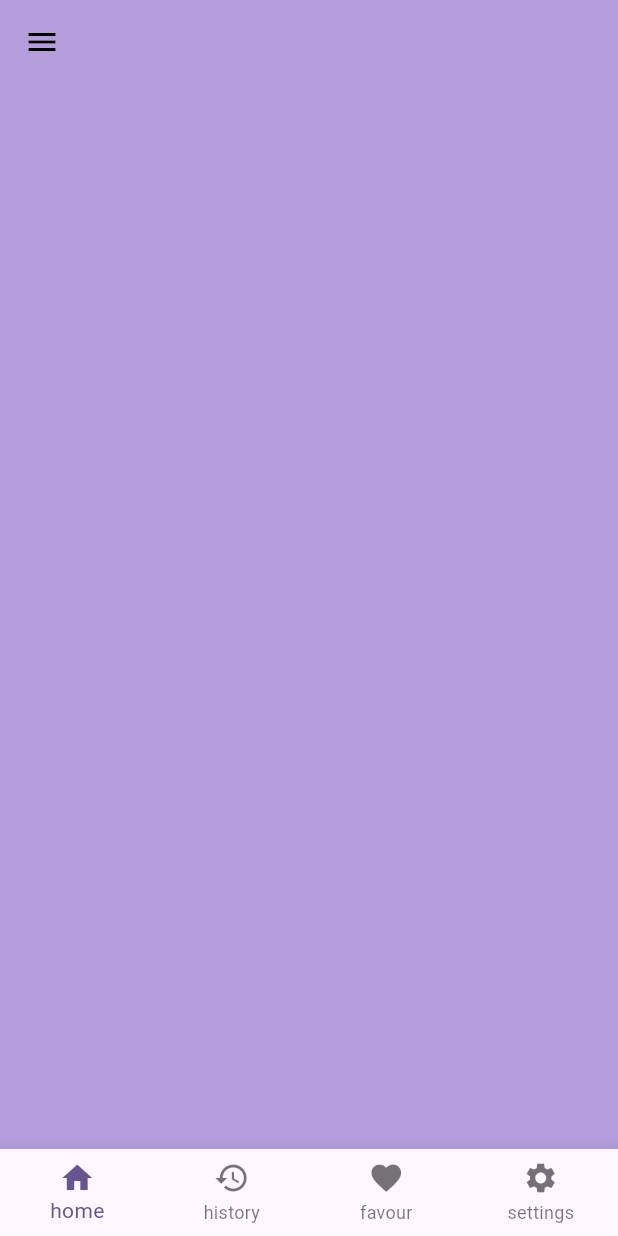
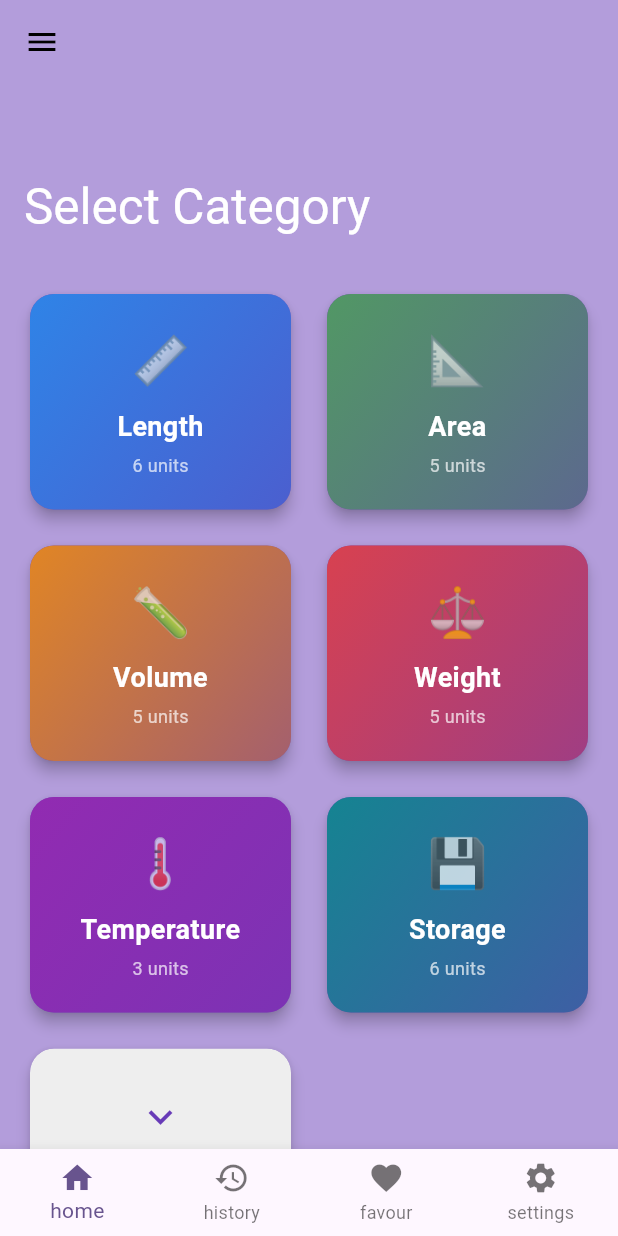
Before and after one commit to Jminchannel/convert_ease, a Flutter app: the screen it shows after launch, on a phone screen of 412 x 824 dp. Run offline on Flutter 3.47's test engine with Material 3 defaults, Android fonts, the phone set to English and light mode, and no system bars; our stand-ins replace package_info_plus.

Commit message:
第二个版本

```diff
--- /dev/null
+++ b/lib/models/category_model.dart
@@ -0,0 +1,97 @@
+import 'dart:ui';
+
+import 'package:flutter/material.dart';
+
+class Category {
+  final String name;
+  final String icon;
+  final List<String> units;
+  final Color color;
+
+  Category({
+    required this.name,
+    required this.icon,
+    required this.units,
+    required this.color,
+  });
+}
+List<Category> categories = [
+  Category(
+    name: 'Length',
+    icon: '📏',
+    units: ['Meters', 'Feet', 'Inches', 'Centimeters', 'Yards', 'Miles'],
+    color: Colors.blue,
+  ),
+  Category(
+    name: 'Area',
+    icon: '📐',
+    units: ['Square Meters', 'Square Feet', 'Square Inches', 'Acres', 'Hectares'],
+    color: Colors.green,
+  ),
+  Category(
+    name: 'Volume',
+    icon: '🧪',
+    units: ['Liters', 'Gallons', 'Milliliters', 'Cubic Meters', 'Cubic Feet'],
+    color: Colors.orange,
+  ),
+  Category(
+    name: 'Weight',
+    icon: '⚖️',
+    units: ['Kg', 'Pounds', 'Ounces', 'Grams', 'Tons'],
+    color: Colors.red,
+  ),
+  Category(
+    name: 'Temperature',
+    icon: '🌡️',
+    units: ['°C', '°F', 'Kelvin'],
+    color: Colors.purple,
+  ),
+  Category(
+    name: 'Storage',
+    icon: '💾',
+    units: ['bit', 'Byte', 'KB', 'MB', 'GB', 'TB'],
+    color: Colors.teal,
+  ),
+  Category(
+    name: 'Time',
+    icon: '⏰',
+    units: ['Second', 'Minute', 'Hour', 'Day', 'Week', 'Year'],
+    color: Colors.indigo,
+  ),
+  Category(
+    name: 'Speed',
+    icon: '🚀',
+    units: ['m/s', 'km/h', 'mph', 'knot', 'Mach'],
+    color: Colors.cyan,
+  ),
+  Category(
+    name: 'Color',
+    icon: '🎨',
+    units: ['HEX', 'RGB(A)', 'HSL(A)', 'CMYK', 'HSV'],
+    color: Colors.pink,
+  ),
+  Category(
+    name: 'Currency',
+    icon: '💰',
+    units: ['USD', 'EUR', 'JPY', 'GBP', 'CNY'],
+    color: Colors.amber,
+  ),
+  Category(
+    name: 'Energy',
+    icon: '⚡',
+    units: ['Joule', 'Calorie', 'Kilocalorie', 'kWh'],
+    color: Colors.deepOrange,
+  ),
+  Category(
+    name: 'Pressure',
+    icon: '💨',
+    units: ['Pascal', 'Bar', 'PSI', 'Atmosphere'],
+    color: Colors.brown,
+  ),
+  Category(
+    name: 'Angle',
+    icon: '🧭',
+    units: ['Degree', 'Radian', 'Gradian'],
+    color: Colors.lightGreen,
+  ),
+];
--- a/lib/ui/home_screen.dart
+++ b/lib/ui/home_screen.dart
@@ -2,17 +2,185 @@ import 'package:flutter/cupertino.dart';
 import 'package:flutter/material.dart';
 import 'package:flutter/rendering.dart';
 
-class HomeScreen extends StatelessWidget {
+import '../models/category_model.dart';
+import 'conversion_screen.dart';
+
+class HomeScreen extends StatefulWidget {
   const HomeScreen({super.key});
 
   @override
+  State<HomeScreen> createState() => _HomeScreenState();
+}
+
+class _HomeScreenState extends State<HomeScreen> {
+  bool _showAllCategories = false;
+
+  @override
   Widget build(BuildContext context) {
+    final displayedCategories = _showAllCategories
+        ? categories
+        : categories.sublist(0, 6);
+
     return Scaffold(
-      body: ListView(
-        children: const [
-
+      body: CustomScrollView(
+        slivers: <Widget>[
+          const SliverAppBar(
+            expandedHeight: 120.0,
+            floating: false,
+            pinned: true,
+            flexibleSpace: FlexibleSpaceBar(
+              title: Text(
+                'Select Category',
+                style: TextStyle(color: Colors.white),
+              ),
+              titlePadding: EdgeInsetsDirectional.only(start: 16, bottom: 16),
+            ),
+          ),
+          SliverPadding(
+            padding: const EdgeInsets.all(16.0),
+            sliver: SliverGrid(
+              gridDelegate: const SliverGridDelegateWithFixedCrossAxisCount(
+                crossAxisCount: 2,
+                crossAxisSpacing: 16,
+                mainAxisSpacing: 16,
+                childAspectRatio: 1.2,
+              ),
+              delegate: SliverChildBuilderDelegate(
+                (BuildContext context, int index) {
+                  if (index == displayedCategories.length) {
+                    return _buildViewMoreButton();
+                  }
+                  return _buildCategoryCard(displayedCategories[index]);
+                },
+                childCount: displayedCategories.length + 1,
+              ),
+            ),
+          ),
         ],
       ),
     );
   }
+
+  Widget _buildCategoryCard(Category category) {
+    return Card(
+      elevation: 4,
+      shape: RoundedRectangleBorder(
+        borderRadius: BorderRadius.circular(16),
+      ),
+      child: InkWell(
+        onTap: () => _navigateToConversionScreen(category),
+        borderRadius: BorderRadius.circular(16),
+        child: Container(
+          decoration: BoxDecoration(
+            gradient: LinearGradient(
+              begin: Alignment.topLeft,
+              end: Alignment.bottomRight,
+              colors: [
+                category.color.withValues(alpha: 0.8),
+                category.color.withValues(alpha: 0.4),
+              ],
+            ),
+            borderRadius: BorderRadius.circular(16),
+          ),
+          padding: const EdgeInsets.all(16),
+          child: Column(
+            mainAxisAlignment: MainAxisAlignment.center,
+            children: [
+              Text(
+                category.icon,
+                style: const TextStyle(fontSize: 32),
+              ),
+              const SizedBox(height: 8),
+              Text(
+                category.name,
+                style: const TextStyle(
+                  fontSize: 18,
+                  fontWeight: FontWeight.bold,
+                  color: Colors.white,
+                ),
+                textAlign: TextAlign.center,
+              ),
+              const SizedBox(height: 4),
+              Text(
+                '${category.units.length} units',
+                style: const TextStyle(
+                  fontSize: 12,
+                  color: Colors.white70,
+                ),
+              ),
+            ],
+          ),
+        ),
+      ),
+    );
+  }
+
+  Widget _buildViewMoreButton() {
+    return Card(
+      elevation: 4,
+      shape: RoundedRectangleBorder(
+        borderRadius: BorderRadius.circular(16),
+      ),
+      child: InkWell(
+        onTap: () {
+          setState(() {
+            _showAllCategories = !_showAllCategories;
+          });
+        },
+        borderRadius: BorderRadius.circular(16),
+        child: Container(
+          decoration: BoxDecoration(
+            color: Colors.grey[200],
+            borderRadius: BorderRadius.circular(16),
+          ),
+          padding: const EdgeInsets.all(16),
+          child: Column(
+            mainAxisAlignment: MainAxisAlignment.center,
+            children: [
+              Icon(
+                _showAllCategories ? Icons.expand_less : Icons.expand_more,
+                size: 32,
+                color: Colors.deepPurple,
+              ),
+              const SizedBox(height: 8),
+              Text(
+                _showAllCategories ? 'View Less' : 'View More',
+                style: const TextStyle(
+                  fontSize: 16,
+                  fontWeight: FontWeight.bold,
+                  color: Colors.deepPurple,
+                ),
+                textAlign: TextAlign.center,
+              ),
+              const SizedBox(height: 4),
+              Text(
+                _showAllCategories
+                    ? '${categories.length - 6} categories hidden'
+                    : '${categories.length - 6} more categories',
+                style: const TextStyle(
+                  fontSize: 12,
+                  color: Colors.grey,
+                ),
+              ),
+            ],
+          ),
+        ),
+      ),
+    );
+  }
+
+  void _navigateToConversionScreen(Category category) {
+    // 这里跳转到具体的换算页面
+    Navigator.push(context, MaterialPageRoute(
+      builder: (context) => ConversionScreen(category: category),
+    ));
+
+    // 暂时用SnackBar演示
+    // ScaffoldMessenger.of(context).showSnackBar(
+    //   SnackBar(
+    //     content: Text('Selected: ${category.name}'),
+    //     duration: const Duration(milliseconds: 500),
+    //   ),
+    // );
+  }
 }
--- a/pubspec.yaml
+++ b/pubspec.yaml
@@ -35,6 +35,7 @@ dependencies:
   # Use with the CupertinoIcons class for iOS style icons.
   cupertino_icons: ^1.0.8
   package_info_plus: ^8.3.1
+  http: ^1.5.0
 dev_dependencies:
   flutter_test:
     sdk: flutter
```
Also changed, not shown: lib/services/api_service.dart (added, +61 -0 lines), lib/ui/conversion_screen.dart (added, +293 -0 lines), pubspec.lock, 1 other file.
